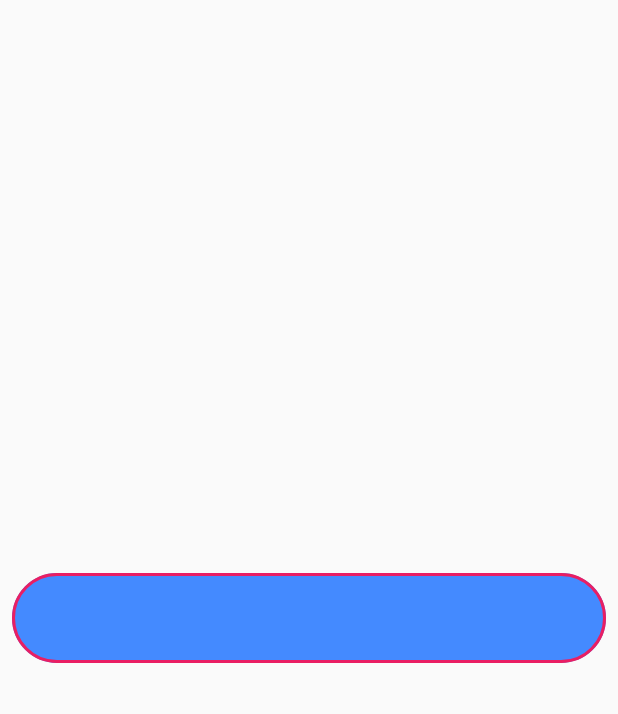
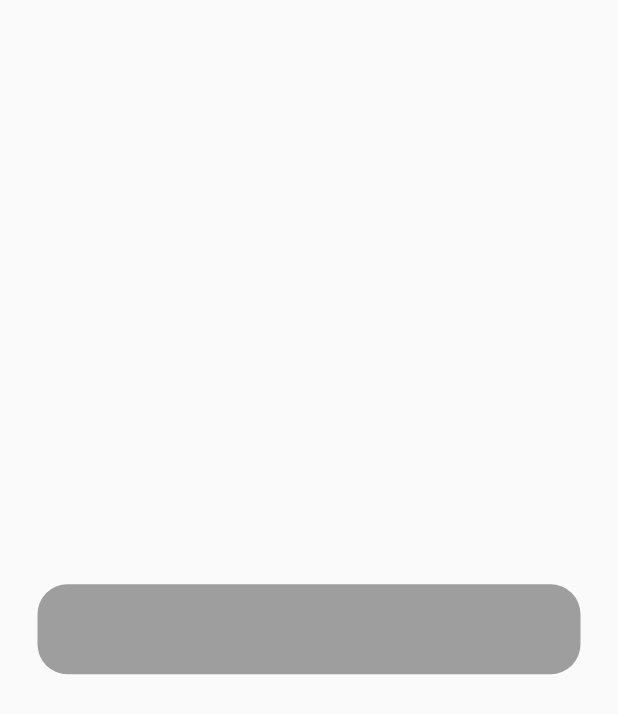
Before and after one commit to akhtarshah281/sdui, a Flutter app: the screen it shows after launch, on a phone screen of 412 x 824 dp. Shown: the top 714 px of the screen. Run offline on Flutter 3.47's test engine with Material 2 defaults, Android fonts, the phone set to English and light mode, and no system bars; our stand-ins replace cached_network_image, flutter_svg.

```diff
--- a/lib/main.dart
+++ b/lib/main.dart
@@ -1,4 +1,5 @@
 import 'package:flutter/material.dart';
+import 'package:flutter/services.dart';
 import 'package:sdui_demo/tile_button_view.dart';
 
 void main() {
@@ -39,11 +40,26 @@ class HomeView extends StatefulWidget {
 
 class _HomeViewState extends State<HomeView> {
   @override
+  void initState() {
+    // TODO: implement initState
+    super.initState();
+
+    getDate();
+  }
+
+  void getDate() async {
+    await Future.delayed(const Duration(seconds: 2));
+    String response =
+        await rootBundle.loadString('assets/mock_json/tile_button.json');
+
+
+    debugPrint('-----------RESPONSE===>$response');
+  }
+
+  @override
   Widget build(BuildContext context) {
     return const Scaffold(
-      body: Center(
-        child: TileButtonView()
-      ),
+      body: Center(child: TileButtonView()),
     );
   }
 }
--- a/lib/tile_button_view.dart
+++ b/lib/tile_button_view.dart
@@ -8,40 +8,60 @@ class TileButtonView extends StatelessWidget {
     this.title,
     this.prefixIcon,
     this.suffixIcon,
+    this.onTap,
+    this.margin = const EdgeInsets.only(left: 25.0, right: 25.0, top: 15.0),
+    this.backgroundColor = Colors.transparent,
+    this.borderColor = Colors.transparent,
+    this.borderWidth = 0.0,
   }) : super(key: key);
 
   final String? title;
   final String? prefixIcon;
   final String? suffixIcon;
+  final VoidCallback? onTap;
+  final EdgeInsetsGeometry margin;
+  final double borderWidth;
+  final Color? backgroundColor, borderColor;
 
-  // String? title;
-  // String? title;
 
   @override
   Widget build(BuildContext context) {
-    return Padding(
-      padding: const EdgeInsets.all(8.0),
-      child: Container(
+    return Container(
+      margin: margin,
       height: 60,
       width: double.infinity,
       child: Material(
-          color: Colors.blueAccent,
+        color: Colors.grey,
         shape: RoundedRectangleBorder(
-            borderRadius: BorderRadius.circular(30),
-            side: BorderSide(color: Colors.pink, width: 2),
+          borderRadius: BorderRadius.circular(20),
+          side: BorderSide(color: borderColor!, width: borderWidth),
         ),
         child: InkWell(
-            onTap: () {},
+          onTap: onTap,
+          child: Padding(
+            padding: const EdgeInsets.all(15.0),
             child: Row(
               children: [
                 if (prefixIcon != null) ...[
-                  const CustomImage(
+                  CustomImage(
                     height: 40,
                     width: 40,
-                    // imagePath: prefixIcon!,
-                    imagePath: 'https://picsum.photos/200/300?random=14',
+                    imagePath: prefixIcon!,
+                    borderRadius: BorderRadius.circular(10),
+                  ),
+                  const SizedBox(width: 15),
+                ],
+                if (title != null)
+                  Expanded(
+                    child: Text(title!),
+                  ),
+                if (suffixIcon != null)
+                  CustomImage(
+                    imagePath: prefixIcon!,
+                    height: 15,
+                    width: 15,
+                    borderRadius: BorderRadius.circular(10),
                   )
-                ]
               ],
             ),
           ),
--- a/pubspec.yaml
+++ b/pubspec.yaml
@@ -64,6 +64,7 @@ flutter:
   # To add assets to your application, add an assets section, like this:
   assets:
     - assets/
+    - assets/mock_json/
   # An image asset can refer to one or more resolution-specific "variants", see
   # https://flutter.dev/assets-and-images/#resolution-aware
 
```
Also changed, not shown: lib/custom_image.dart (+16 -6 lines), 1 other file. Lines whose indentation alone changed are shown as unchanged.
